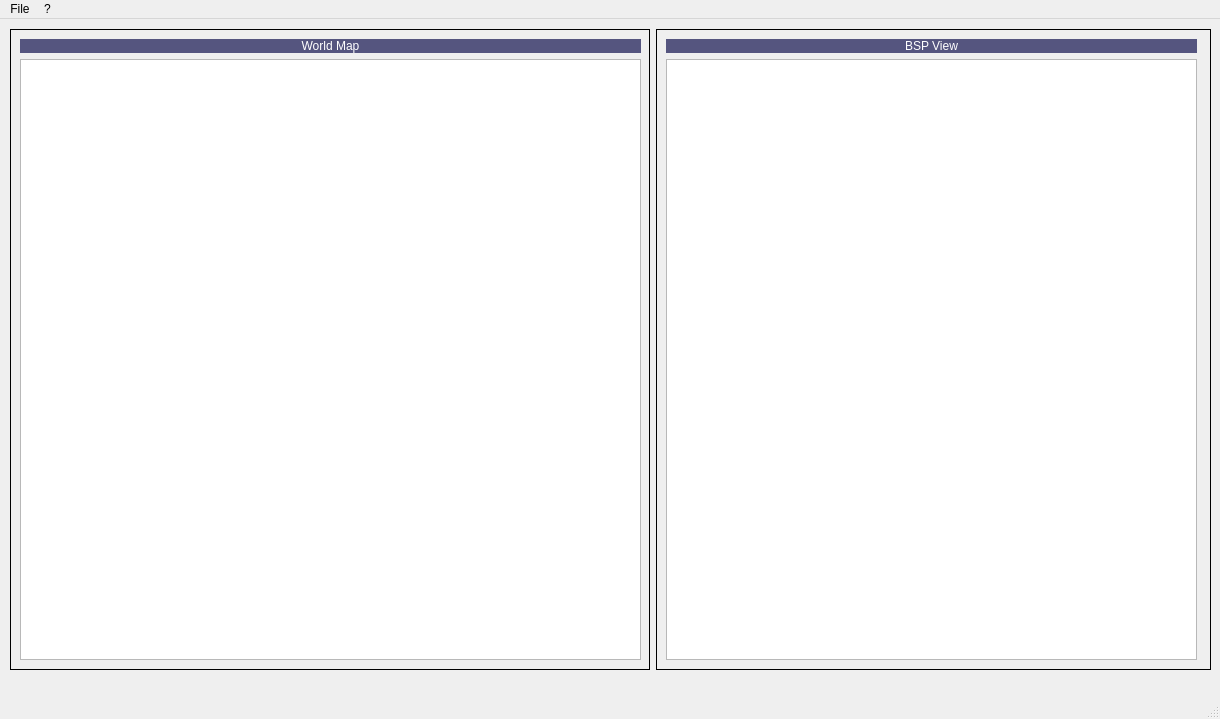
The window that apps/mainwindow.ui (alessandrostranieri/ut_bsp_tool) describes before a commit, drawn with Qt 5.
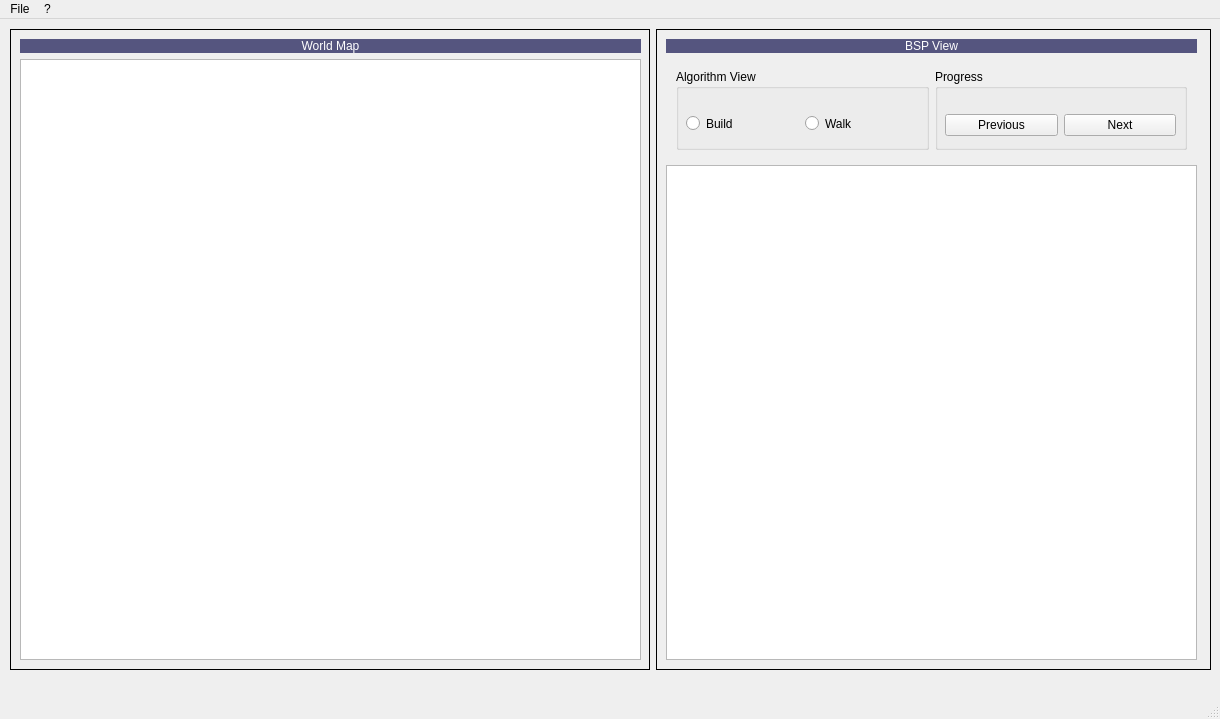
The same window after the commit.

Commit message: Added buttons and linked to actions #20

Patch:
```diff
--- a/apps/mainwindow.ui
+++ b/apps/mainwindow.ui
@@ -56,7 +56,7 @@
        <property name="frameShape">
         <enum>QFrame::Panel</enum>
        </property>
-       <widget class="QWidget" name="">
+       <widget class="QWidget" name="layoutWidget">
         <property name="geometry">
          <rect>
           <x>10</x>
@@ -130,6 +130,9 @@
          </rect>
         </property>
         <layout class="QVBoxLayout" name="verticalLayout_3">
+         <property name="sizeConstraint">
+          <enum>QLayout::SetDefaultConstraint</enum>
+         </property>
          <item>
           <widget class="QLabel" name="label_2">
            <property name="styleSheet">
@@ -145,6 +148,97 @@
            </property>
           </widget>
          </item>
+         <item>
+          <widget class="QWidget" name="widget" native="true">
+           <property name="minimumSize">
+            <size>
+             <width>0</width>
+             <height>100</height>
+            </size>
+           </property>
+           <widget class="QWidget" name="layoutWidget">
+            <property name="geometry">
+             <rect>
+              <x>10</x>
+              <y>10</y>
+              <width>511</width>
+              <height>81</height>
+             </rect>
+            </property>
+            <layout class="QHBoxLayout" name="horizontalLayout_3">
+             <item>
+              <widget class="QGroupBox" name="viewGroupBox">
+               <property name="styleSheet">
+                <string notr="true"/>
+               </property>
+               <property name="title">
+                <string>Algorithm View</string>
+               </property>
+               <widget class="QWidget" name="layoutWidget">
+                <property name="geometry">
+                 <rect>
+                  <x>10</x>
+                  <y>40</y>
+                  <width>231</width>
+                  <height>29</height>
+                 </rect>
+                </property>
+                <layout class="QHBoxLayout" name="horizontalLayout_4">
+                 <item>
+                  <widget class="QRadioButton" name="buildBspButton">
+                   <property name="text">
+                    <string>Build</string>
+                   </property>
+                  </widget>
+                 </item>
+                 <item>
+                  <widget class="QRadioButton" name="walkBspButton">
+                   <property name="text">
+                    <string>Walk</string>
+                   </property>
+                  </widget>
+                 </item>
+                </layout>
+               </widget>
+              </widget>
+             </item>
+             <item>
+              <widget class="QGroupBox" name="progrssGroupBox">
+               <property name="title">
+                <string>Progress</string>
+               </property>
+               <widget class="QWidget" name="layoutWidget">
+                <property name="geometry">
+                 <rect>
+                  <x>10</x>
+                  <y>37</y>
+                  <width>231</width>
+                  <height>38</height>
+                 </rect>
+                </property>
+                <layout class="QHBoxLayout" name="horizontalLayout_5">
+                 <item>
+                  <widget class="QPushButton" name="previousStepButton">
+                   <property name="text">
+                    <string>Previous</string>
+                   </property>
+                  </widget>
+                 </item>
+                 <item>
+                  <widget class="QPushButton" name="nextStepButton">
+                   <property name="text">
+                    <string>Next</string>
+                   </property>
+                  </widget>
+                 </item>
+                </layout>
+               </widget>
+              </widget>
+             </item>
+            </layout>
+           </widget>
+          </widget>
+         </item>
          <item>
           <widget class="QGraphicsView" name="algorithm_gv"/>
          </item>
```
Left out of the diff: 70 changed lines with no effect on the pictures. The commit also changes 2 other files.
